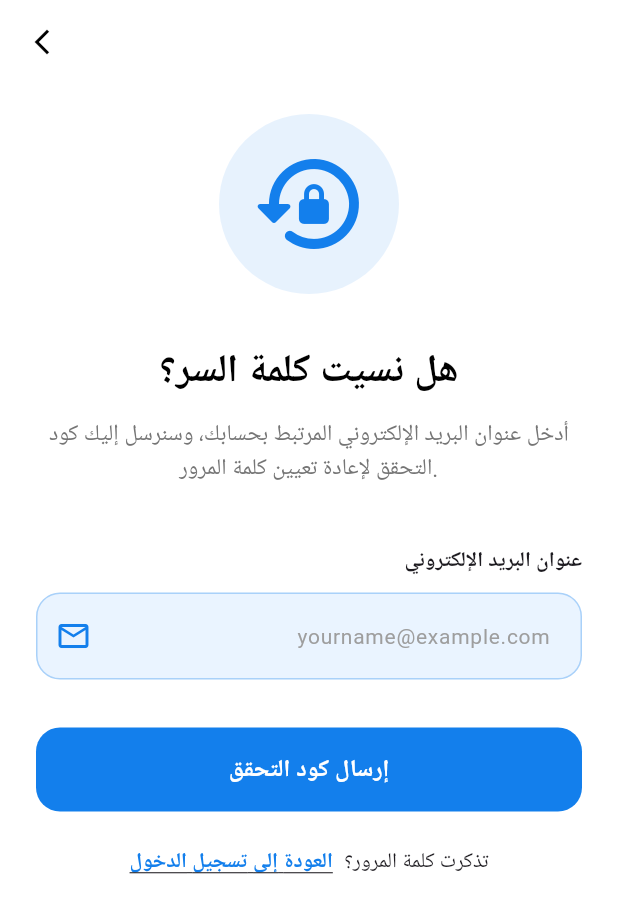
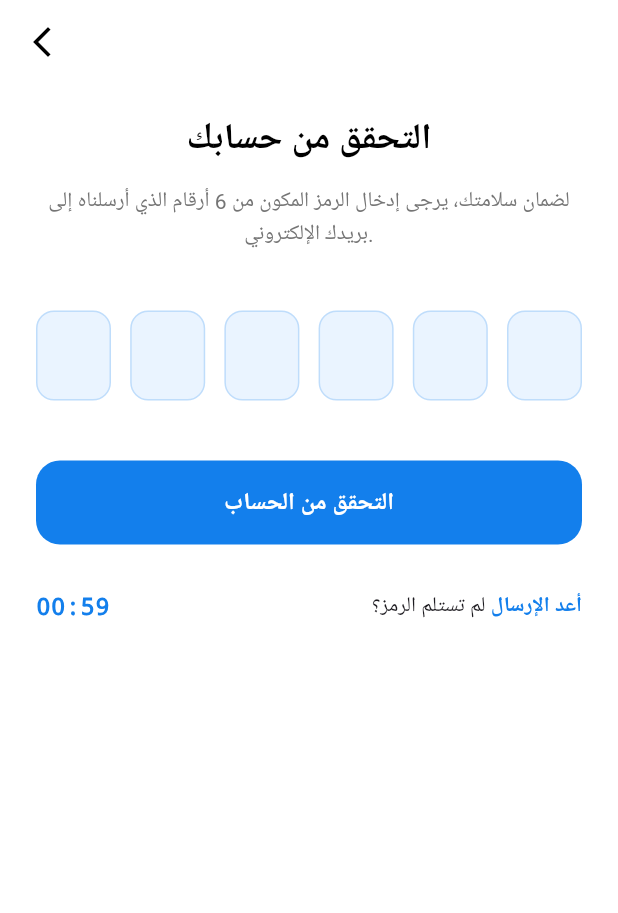
Before and after one commit to 3moor-dot/Gear_Up_App, a Flutter app: the ForgotPasswordPage screen opened directly, after a tap on "إرسال كود التحقق", on a phone screen of 412 x 824 dp. Shown: the top 913 px of the screen. Run offline on Flutter 3.47's test engine with Material 3 defaults, Android fonts, the phone set to English and light mode, and no system bars; our stand-ins replace font_awesome_flutter; Roboto replaces fonts that are missing (Arial).

Commit message:
Add verfiy account

```diff
--- a/lib/pages/Forgot_Password/forgot_password.dart
+++ b/lib/pages/Forgot_Password/forgot_password.dart
@@ -1,5 +1,6 @@
 import 'package:flutter/material.dart';
 import 'package:gear_up_app/pages/LogIn/log_in.dart';
+import 'package:gear_up_app/pages/Verfiy_Account/verfiy_account.dart';
 class ForgotPasswordPage extends StatelessWidget {
   const ForgotPasswordPage({super.key});
 
@@ -98,9 +99,13 @@ class ForgotPasswordPage extends StatelessWidget {
 
               // SEND BUTTON
               ElevatedButton(
-                onPressed: () {
-                  // الانتقال لصفحة التأكيد (Verify Account)
-                  // Navigator.push(context, MaterialPageRoute(builder: (context) => const VerifyPage()));
+                onPressed: () => {
+                  Navigator.push(
+                    context,
+                    MaterialPageRoute(
+                      builder: (context) => const VerificationPage(),
+                    ),
+                  ),
                 },
                 style: ElevatedButton.styleFrom(
                   backgroundColor: primaryColor,
--- /dev/null
+++ b/lib/pages/Verfiy_Account/verfiy_account.dart
@@ -0,0 +1,188 @@
+import 'dart:async';
+import 'package:flutter/material.dart';
+import 'package:flutter/services.dart';
+
+class VerificationPage extends StatefulWidget {
+  const VerificationPage({super.key});
+
+  @override
+  State<VerificationPage> createState() => _VerificationPageState();
+}
+
+class _VerificationPageState extends State<VerificationPage> {
+  int _timerValue = 60;
+  late Timer _timer;
+
+  // مصفوفة للتحكم في التركيز على الخانات
+  final List<FocusNode> _focusNodes = List.generate(6, (index) => FocusNode());
+  final List<TextEditingController> _controllers = List.generate(6, (index) => TextEditingController());
+
+  @override
+  void initState() {
+    super.initState();
+    _startTimer();
+  }
+
+  void _startTimer() {
+    _timer = Timer.periodic(const Duration(seconds: 1), (timer) {
+      if (_timerValue > 0) {
+        setState(() => _timerValue--);
+      } else {
+        _timer.cancel();
+      }
+    });
+  }
+
+  String _formatTime(int seconds) {
+    final int mins = seconds ~/ 60;
+    final int secs = seconds % 60;
+    return '${mins.toString().padLeft(2, '0')}:${secs.toString().padLeft(2, '0')}';
+  }
+
+  @override
+  void dispose() {
+    _timer.cancel();
+    for (var node in _focusNodes) {
+      node.dispose();
+    }
+    for (var controller in _controllers) {
+      controller.dispose();
+    }
+    super.dispose();
+  }
+
+  @override
+  Widget build(BuildContext context) {
+    final isDark = Theme.of(context).brightness == Brightness.dark;
+    final primaryColor = const Color(0xFF137FEC);
+
+    return Scaffold(
+      appBar: AppBar(
+        backgroundColor: Colors.transparent,
+        elevation: 0,
+        leading: IconButton(
+          icon: Icon(Icons.arrow_back_ios_new, color: isDark ? Colors.white : Colors.black),
+          onPressed: () => Navigator.pop(context),
+        ),
+      ),
+      body: SafeArea(
+        child: SingleChildScrollView(
+          padding: const EdgeInsets.symmetric(horizontal: 24.0),
+          child: Column(
+            children: [
+              const SizedBox(height: 20),
+              // Header
+              Text(
+                "التحقق من حسابك",
+                style: TextStyle(fontSize: 24, fontWeight: FontWeight.bold, color: isDark ? Colors.white : Colors.black),
+              ),
+              const SizedBox(height: 12),
+              Text(
+                "لضمان سلامتك، يرجى إدخال الرمز المكون من 6 أرقام الذي أرسلناه إلى بريدك الإلكتروني.",
+                textAlign: TextAlign.center,
+                style: TextStyle(color: isDark ? Colors.grey[400] : Colors.grey[600], height: 1.5),
+              ),
+
+              const SizedBox(height: 40),
+
+              // OTP Input Fields
+              Directionality(
+                textDirection: TextDirection.ltr,
+                child: Row(
+                  mainAxisAlignment: MainAxisAlignment.spaceBetween,
+                  children: List.generate(6, (index) => _buildOtpBox(index, isDark, primaryColor)),
+                ),
+              ),
+
+              const SizedBox(height: 40),
+
+              // Verify Button
+              ElevatedButton(
+                onPressed: () {
+                  // Navigator.push(context, MaterialPageRoute(builder: (context) => const ResetPasswordPage()));
+                },
+                style: ElevatedButton.styleFrom(
+                  backgroundColor: primaryColor,
+                  minimumSize: const Size(double.infinity, 56),
+                  shape: RoundedRectangleBorder(borderRadius: BorderRadius.circular(16)),
+                  elevation: 0,
+                ),
+                child: const Text("التحقق من الحساب", style: TextStyle(fontSize: 16, fontWeight: FontWeight.bold, color: Colors.white)),
+              ),
+
+              const SizedBox(height: 30),
+
+              // Resend Timer Section
+              Row(
+                mainAxisAlignment: MainAxisAlignment.spaceBetween,
+                children: [
+                  Text(
+                    _formatTime(_timerValue),
+                    style: TextStyle(fontFamily: 'monospace', fontWeight: FontWeight.bold, color: primaryColor, fontSize: 16),
+                  ),
+                  Row(
+                    children: [
+                      const Text("لم تستلم الرمز؟ "),
+                      GestureDetector(
+                        onTap: _timerValue == 0 ? () {
+                          setState(() => _timerValue = 60);
+                          _startTimer();
+                        } : null,
+                        child: Text(
+                          "أعد الإرسال",
+                          style: TextStyle(
+                            color: primaryColor,
+                            fontWeight: FontWeight.bold,
+                            decoration: _timerValue == 0 ? TextDecoration.underline : TextDecoration.none,
+
+                          ),
+                        ),
+                      ),
+                    ],
+                  ),
+                ],
+              ),
+            ],
+          ),
+        ),
+      ),
+    );
+  }
+
+  Widget _buildOtpBox(int index, bool isDark, Color primaryColor) {
+    return SizedBox(
+      width: 50,
+      height: 60,
+      child: TextField(
+        controller: _controllers[index],
+        focusNode: _focusNodes[index],
+        onChanged: (value) {
+          if (value.isNotEmpty && index < 5) {
+            _focusNodes[index + 1].requestFocus();
+          } else if (value.isEmpty && index > 0) {
+            _focusNodes[index - 1].requestFocus();
+          }
+        },
+        keyboardType: TextInputType.number,
+        textAlign: TextAlign.center,
+        inputFormatters: [
+          LengthLimitingTextInputFormatter(1),
+          FilteringTextInputFormatter.digitsOnly,
+        ],
+        style: const TextStyle(fontSize: 20, fontWeight: FontWeight.bold),
+        decoration: InputDecoration(
+          fillColor: isDark ? const Color(0xFF137FEC).withOpacity(0.1) : const Color(0xFFEAF4FF),
+          filled: true,
+          enabledBorder: OutlineInputBorder(
+            borderRadius: BorderRadius.circular(12),
+            borderSide: BorderSide(color: primaryColor.withOpacity(0.2)),
+          ),
+          focusedBorder: OutlineInputBorder(
+            borderRadius: BorderRadius.circular(12),
+            borderSide: BorderSide(color: primaryColor, width: 2),
+          ),
+        ),
+      ),
+    );
+  }
+}
```
